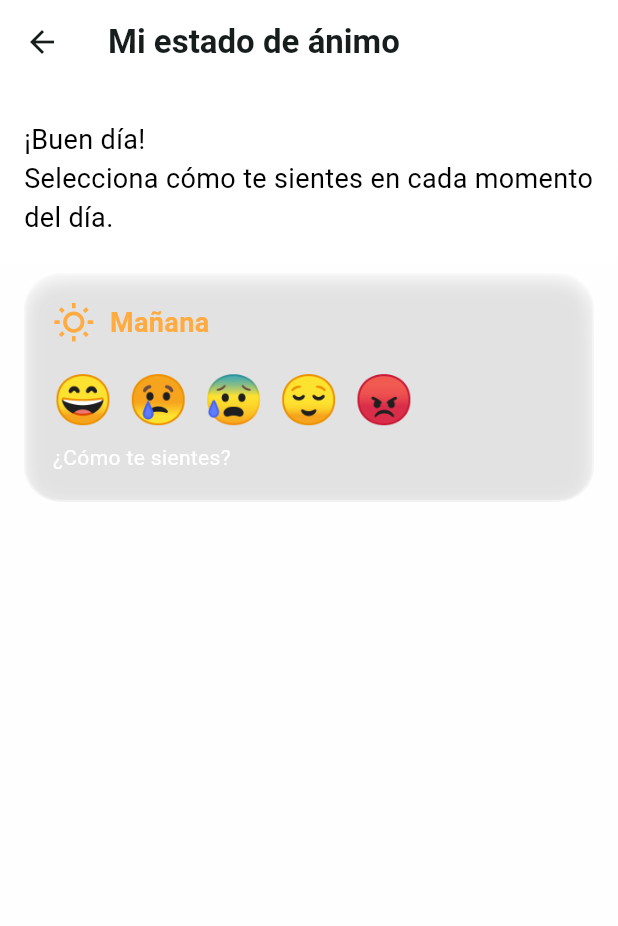
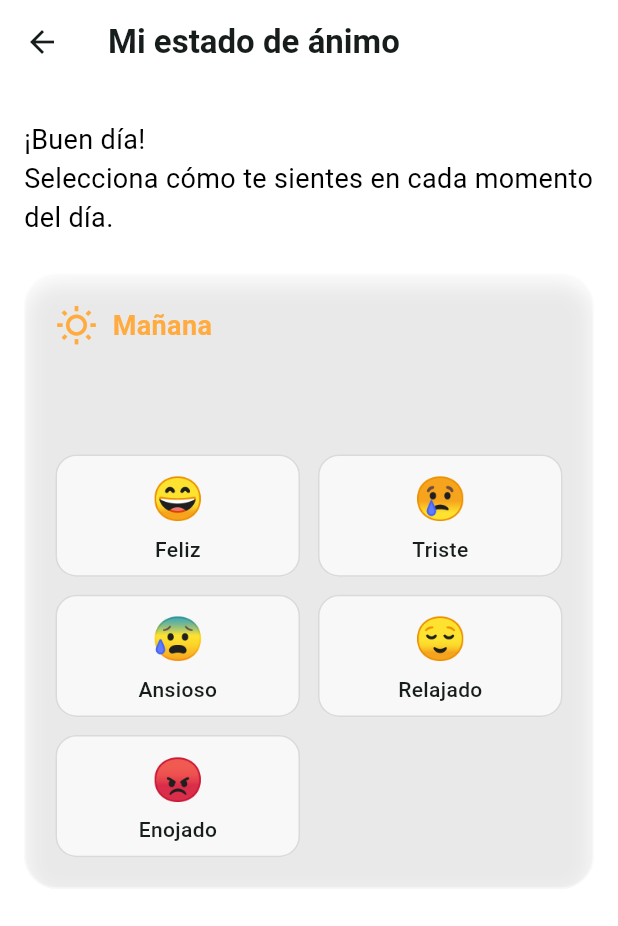
Before and after one commit to Elioth-Dan1/prototiposconta, a Flutter app: the MoodTrackerPage screen opened directly, on a phone screen of 412 x 824 dp. Shown: the top 926 px of the screen. Run offline on Flutter 3.47's test engine with Material 3 defaults, Android fonts, the light colour scheme and no system bars; our stand-ins replace cloud_firestore, firebase_auth, firebase_core, firebase_messaging, flutter_local_notifications, google_sign_in and 5 more; accounts and stored records are empty; network calls fail; statements that could not run were skipped.

```diff
--- a/lib/main.dart
+++ b/lib/main.dart
@@ -46,6 +46,8 @@ Future<bool> isSupabaseConnected() async {
   }
 }
 
+
+
 class SupabaseErrorApp extends StatelessWidget {
   const SupabaseErrorApp({super.key});
 
@@ -66,6 +68,7 @@ class SupabaseErrorApp extends StatelessWidget {
   }
 }
 
+final navigatorKey = GlobalKey<NavigatorState>();
 class MyApp extends StatelessWidget {
   const MyApp({super.key});
 
@@ -81,6 +84,7 @@ class MyApp extends StatelessWidget {
         GlobalCupertinoLocalizations.delegate,
       ],
       supportedLocales: const [Locale('es', 'ES')],
+      navigatorKey: navigatorKey,
       home: const AuthGate(),
 
       routes: {
--- a/lib/ui/pages/mood_tracker_page.dart
+++ b/lib/ui/pages/mood_tracker_page.dart
@@ -24,7 +24,7 @@ class _MoodTrackerPageState extends State<MoodTrackerPage> {
     {'label': 'Enojado', 'emoji': '😡', 'color': Colors.red},
   ];
 
-  /* ─── Definición de franjas ─── */
+  /* ─── Franjas ─── */
   final _slots = [
     {
       'key': 'morning',
@@ -49,7 +49,6 @@ class _MoodTrackerPageState extends State<MoodTrackerPage> {
     },
   ];
 
-  /* Map<franja, estado> */
   Map<String, String?> _today = {
     'morning': null,
     'afternoon': null,
@@ -62,10 +61,14 @@ class _MoodTrackerPageState extends State<MoodTrackerPage> {
     _loadToday();
   }
 
-  /* ─── Helpers ─── */
-  bool _slotIsAvailable(int hour) =>
-      DateTime.now().isAfter(DateTime(
-          DateTime.now().year, DateTime.now().month, DateTime.now().day, hour));
+  bool _slotIsAvailable(int hour) => DateTime.now().isAfter(
+    DateTime(
+      DateTime.now().year,
+      DateTime.now().month,
+      DateTime.now().day,
+      hour,
+    ),
+  );
 
   Future<void> _loadToday() async {
     final uid = FirebaseAuth.instance.currentUser?.uid;
@@ -79,12 +82,11 @@ class _MoodTrackerPageState extends State<MoodTrackerPage> {
         .eq('usuario_id', uid)
         .eq('fecha', today);
 
-    final Map<String, String?> map = <String, String?>{
+    final Map<String, String?> map = {
       'morning': null,
       'afternoon': null,
       'evening': null,
     };
-
     for (final r in res) {
       map[r['franja'] as String] = r['estado'] as String?;
     }
@@ -96,35 +98,22 @@ class _MoodTrackerPageState extends State<MoodTrackerPage> {
     if (uid == null) return;
 
     final fecha = DateFormat('yyyy-MM-dd').format(DateTime.now());
-    await supabase.from('estado_animo').upsert(
-      {
+    await supabase.from('estado_animo').upsert({
       'usuario_id': uid,
       'fecha': fecha,
       'franja': slot,
       'estado': estado,
-      },
-      onConflict: 'usuario_id,fecha,franja',
-    );
+    }, onConflict: 'usuario_id,fecha,franja');
 
     setState(() => _today[slot] = estado);
     if (context.mounted) {
-      ScaffoldMessenger.of(context).showSnackBar(
-        SnackBar(content: Text('Estado guardado: $estado')),
-      );
+      ScaffoldMessenger.of(
+        context,
+      ).showSnackBar(SnackBar(content: Text('Estado guardado: $estado')));
     }
   }
 
-  Future<void> _reset(String slot) async {
-    // Deja la franja en null para volver a elegir
-    setState(() => _today[slot] = null);
-    // También puedes eliminar de BD si prefieres:
-    // final uid = FirebaseAuth.instance.currentUser!.uid;
-    // await supabase.from('estado_animo')
-    //     .delete()
-    //     .eq('usuario_id', uid)
-    //     .eq('fecha', DateFormat('yyyy-MM-dd').format(DateTime.now()))
-    //     .eq('franja', slot);
-  }
+  Future<void> _reset(String slot) async => setState(() => _today[slot] = null);
 
   /* ─── UI ─── */
   @override
@@ -137,36 +126,31 @@ class _MoodTrackerPageState extends State<MoodTrackerPage> {
         : '¡Buena noche!';
 
     return Scaffold(
+      backgroundColor: Colors.white, // ⬅️ fondo blanco
       extendBodyBehindAppBar: true,
       appBar: AppBar(
         backgroundColor: Colors.transparent,
         elevation: 0,
-        title: const Text('Mi estado de ánimo',
-            style: TextStyle(fontWeight: FontWeight.w600)),
-      ),
-      body: Container(
-        decoration: const BoxDecoration(
-          gradient: LinearGradient(
-            colors: [Color.fromARGB(255, 255, 255, 255), Color.fromARGB(255, 254, 254, 254), Color.fromARGB(255, 255, 255, 255)],
-            begin: Alignment.topCenter,
-            end: Alignment.bottomCenter,
+        title: const Text(
+          'Mi estado de ánimo',
+          style: TextStyle(fontWeight: FontWeight.w600),
         ),
       ),
-        child: ListView(
+      body: ListView(
         padding: const EdgeInsets.fromLTRB(16, kToolbarHeight + 24, 16, 24),
         children: [
           Text(
             '$greeting\nSelecciona cómo te sientes en cada momento del día.',
-              style: const TextStyle(fontSize: 18, color: Color.fromARGB(255, 0, 0, 0)),
+            style: const TextStyle(fontSize: 18, color: Colors.black),
           ),
           const SizedBox(height: 24),
+
+          /* ─── Tarjetas de franja ─── */
           ..._slots.map((slot) {
             final key = slot['key'] as String;
             final hour = slot['hour'] as int;
-
             final estado = _today[key];
             final disponible = _slotIsAvailable(hour);
-
             if (!disponible && estado == null) return const SizedBox();
 
             return _MoodCard(
@@ -181,12 +165,11 @@ class _MoodTrackerPageState extends State<MoodTrackerPage> {
           }).toList(),
         ],
       ),
-      ),
     );
   }
 }
 
-/* ─── Card con glassmorphism, chip + botón Editar ─── */
+/* ─── Card ─── */
 class _MoodCard extends StatelessWidget {
   final IconData icon;
   final String label;
@@ -209,23 +192,23 @@ class _MoodCard extends StatelessWidget {
   @override
   Widget build(BuildContext context) {
     return Padding(
-      padding: const EdgeInsets.only(bottom: 20),
+      padding: const EdgeInsets.only(bottom: 24),
       child: ClipRRect(
-        borderRadius: BorderRadius.circular(24),
+        borderRadius: BorderRadius.circular(22),
         child: BackdropFilter(
-          filter: ImageFilter.blur(sigmaX: 10, sigmaY: 10),
+          filter: ImageFilter.blur(sigmaX: 8, sigmaY: 8),
           child: AnimatedContainer(
             duration: const Duration(milliseconds: 400),
-            padding: const EdgeInsets.all(18),
+            padding: const EdgeInsets.all(20),
             decoration: BoxDecoration(
-              color: Colors.white.withOpacity(0.25),
-              borderRadius: BorderRadius.circular(24),
-              border: Border.all(color: Colors.white.withOpacity(0.4), width: 1.2),
+              color: Colors.white.withOpacity(0.3),
+              borderRadius: BorderRadius.circular(22),
+              border: Border.all(color: Colors.white.withOpacity(0.5)),
               boxShadow: [
                 BoxShadow(
-                  color: Colors.black.withOpacity(0.15),
-                  blurRadius: 10,
-                  offset: const Offset(0, 4),
+                  color: Colors.black.withOpacity(0.12),
+                  blurRadius: 12,
+                  offset: const Offset(0, 6),
                 ),
               ],
             ),
@@ -236,47 +219,83 @@ class _MoodCard extends StatelessWidget {
                   children: [
                     Icon(icon, color: color, size: 28),
                     const SizedBox(width: 10),
-                    Text(label,
+                    Text(
+                      label,
                       style: TextStyle(
                         fontSize: 18,
                         fontWeight: FontWeight.bold,
-                            color: color)),
+                        color: color,
+                      ),
+                    ),
                   ],
                 ),
-                const SizedBox(height: 14),
+                const SizedBox(height: 16),
                 if (estado == null) ...[
-                  Wrap(
-                    spacing: 10,
-                    children: moods.map((m) {
+                  /* Selector */
+                  GridView.builder(
+                    physics: const NeverScrollableScrollPhysics(),
+                    shrinkWrap: true,
+                    itemCount: moods.length,
+                    gridDelegate:
+                        const SliverGridDelegateWithFixedCrossAxisCount(
+                          crossAxisCount: 2,
+                          mainAxisSpacing: 12,
+                          crossAxisSpacing: 12,
+                          childAspectRatio: 2,
+                        ),
+                    itemBuilder: (_, i) {
+                      final m = moods[i];
                       final emoji = m['emoji']! as String;
-                      final label = m['label']! as String;
+                      final txt = m['label']! as String;
                       return GestureDetector(
-                        onTap: () => onSelect(label),
-                        child:
-                            Text(emoji, style: const TextStyle(fontSize: 32)),
+                        onTap: () => onSelect(txt),
+                        child: Container(
+                          decoration: BoxDecoration(
+                            color: Colors.white.withOpacity(0.7),
+                            borderRadius: BorderRadius.circular(14),
+                            border: Border.all(color: Colors.black12),
+                          ),
+                          padding: const EdgeInsets.symmetric(vertical: 8),
+                          child: Column(
+                            mainAxisAlignment: MainAxisAlignment.center,
+                            children: [
+                              Text(emoji, style: const TextStyle(fontSize: 28)),
+                              const SizedBox(height: 4),
+                              Text(
+                                txt,
+                                style: const TextStyle(
+                                  fontWeight: FontWeight.w500,
+                                ),
+                              ),
+                            ],
+                          ),
+                        ),
                       );
-                    }).toList(),
+                    },
                   ),
-                  const SizedBox(height: 6),
-                  const Text('¿Cómo te sientes?',
-                      style: TextStyle(color: Colors.white)),
                 ] else ...[
+                  /* Estado ya guardado */
                   Row(
                     children: [
                       Container(
                         padding: const EdgeInsets.symmetric(
-                            horizontal: 12, vertical: 6),
+                          horizontal: 14,
+                          vertical: 8,
+                        ),
                         decoration: BoxDecoration(
                           color: color.withOpacity(0.15),
                           borderRadius: BorderRadius.circular(50),
                         ),
-                        child: Text(estado!,
+                        child: Text(
+                          estado!,
                           style: TextStyle(
                             fontSize: 15,
                             fontWeight: FontWeight.w600,
-                                color: color)),
+                            color: color,
                           ),
-                      const SizedBox(width: 10),
+                        ),
+                      ),
+                      const SizedBox(width: 12),
                       TextButton.icon(
                         onPressed: onEdit,
                         icon: const Icon(Icons.edit, size: 18),
```
Also changed, not shown: lib/core/services/notification_service.dart (+62 -24 lines). Lines whose indentation alone changed are shown as unchanged.
